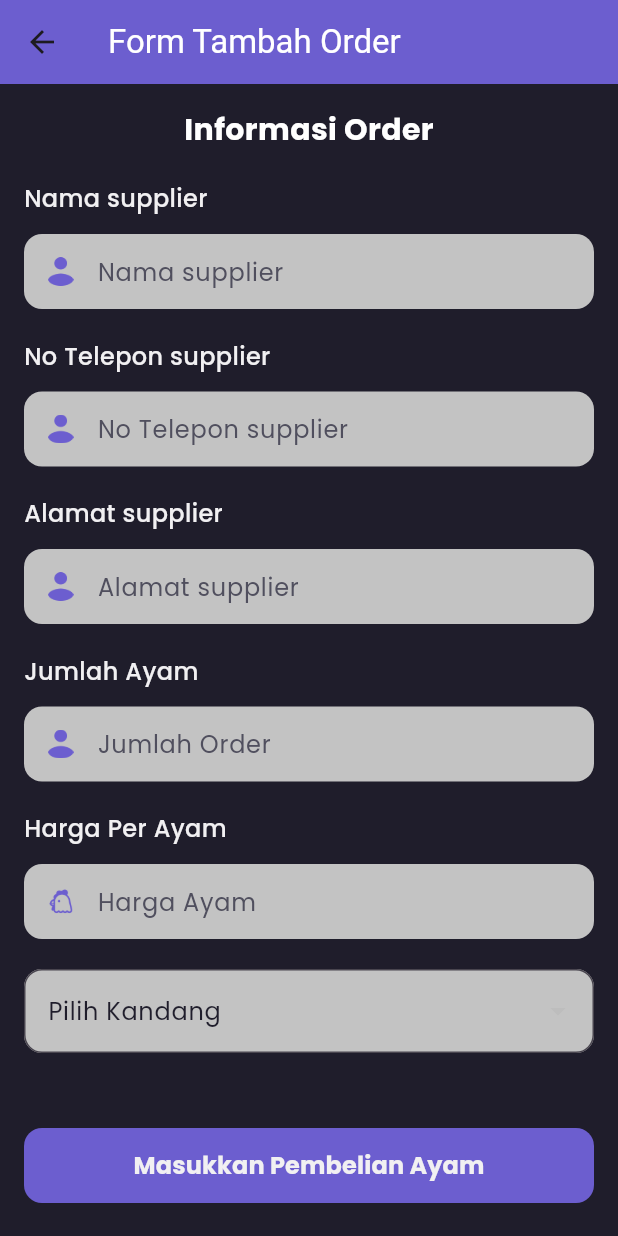
After one commit to mindraseptiawan/simandika, a Flutter app: the FormPurchasePage screen opened directly, on a phone screen of 412 x 824 dp. The commit adds this screen. Run offline on Flutter 3.47's test engine with Material 3 defaults, Android fonts, the phone set to English and light mode, and no system bars; our stand-ins replace fl_chart, get, google_fonts, image_picker; accounts and stored records are empty; network calls fail.

Commit message:
nambah form stocks

```diff
--- /dev/null
+++ b/lib/models/purchase_model.dart
@@ -0,0 +1,55 @@
+import 'package:simandika/models/supplier_model.dart';
+
+import 'package:simandika/models/transaksi_model.dart';
+
+class PurchaseModel {
+  final int id;
+  final int transactionId;
+  final int supplierId;
+  final int quantity;
+  final double pricePerUnit;
+  final double totalPrice;
+  final TransaksiModel? transaction; // Relationship with Transaction
+  final SupplierModel? supplier;
+
+  PurchaseModel({
+    required this.id,
+    required this.transactionId,
+    required this.supplierId,
+    required this.quantity,
+    required this.pricePerUnit,
+    required this.totalPrice,
+    this.transaction,
+    this.supplier,
+  });
+
+  factory PurchaseModel.fromJson(Map<String, dynamic> json) {
+    return PurchaseModel(
+      id: json['id'],
+      transactionId: json['transaction_id'],
+      supplierId: json['supplier_id'],
+      quantity: json['quantity'],
+      pricePerUnit: double.parse(json['price_per_unit'].toString()),
+      totalPrice: double.parse(json['total_price'].toString()),
+      transaction: json['transaction'] != null
+          ? TransaksiModel.fromJson(json['transaction'])
+          : null,
+      supplier: json['supplier'] != null
+          ? SupplierModel.fromJson(json['supplier'])
+          : null,
+    );
+  }
+
+  Map<String, dynamic> toJson() {
+    return {
+      'id': id,
+      'transaction_id': transactionId,
+      'supplier_id': supplierId,
+      'quantity': quantity,
+      'price_per_unit': pricePerUnit.toString(),
+      'total_price': totalPrice.toString(),
+      'transaction': transaction?.toJson(),
+      'supplier': supplier?.toJson(),
+    };
+  }
+}
--- /dev/null
+++ b/lib/models/supplier_model.dart
@@ -0,0 +1,40 @@
+class SupplierModel {
+  final int id;
+
+  final String name;
+  final String? alamat;
+  final String? phone;
+  final DateTime createdAt;
+  final DateTime updatedAt;
+
+  SupplierModel({
+    required this.id,
+    required this.name,
+    required this.alamat,
+    required this.phone,
+    required this.createdAt,
+    required this.updatedAt,
+  });
+
+  factory SupplierModel.fromJson(Map<String, dynamic> json) {
+    return SupplierModel(
+      id: json['id'],
+      name: json['name'],
+      alamat: json['alamat'],
+      phone: json['phone'],
+      createdAt: DateTime.parse(json['created_at']),
+      updatedAt: DateTime.parse(json['updated_at']),
+    );
+  }
+
+  Map<String, dynamic> toJson() {
+    return {
+      'id': id,
+      'name': name,
+      'alamat': alamat,
+      'phone': phone,
+      'created_at': createdAt.toIso8601String(),
+      'updated_at': updatedAt.toIso8601String(),
+    };
+  }
+}
--- a/lib/pages/home/kandang_page.dart
+++ b/lib/pages/home/kandang_page.dart
@@ -4,6 +4,7 @@ import 'package:provider/provider.dart';
 import 'package:simandika/models/user_model.dart';
 import 'package:simandika/pages/inventaris/detail_kandang_page.dart';
 import 'package:simandika/pages/inventaris/form_ayam_page.dart';
+import 'package:simandika/pages/keuangan/form_purchase_page.dart';
 // import 'package:simandika/pages/functional_menu.dart';
 import 'package:simandika/providers/auth_provider.dart';
 import 'package:simandika/pages/inventaris/form_kandang_page.dart';
@@ -321,7 +322,7 @@ class _KandangPageState extends State<KandangPage> {
               final result = await Navigator.push(
                 context,
                 MaterialPageRoute(
-                  builder: (context) => const FormTambahAyamPage(),
+                  builder: (context) => const FormPurchasePage(),
                 ),
               );
 
--- /dev/null
+++ b/lib/pages/keuangan/form_purchase_page.dart
@@ -0,0 +1,266 @@
+import 'package:flutter/material.dart';
+import 'package:provider/provider.dart';
+import 'package:simandika/models/kandang_model.dart';
+import 'package:simandika/models/purchase_model.dart';
+import 'package:simandika/providers/auth_provider.dart';
+import 'package:simandika/services/kandang_service.dart';
+import 'package:simandika/services/purchase_service.dart';
+import 'package:simandika/theme.dart';
+
+class FormPurchasePage extends StatefulWidget {
+  final PurchaseModel? purchase;
+  const FormPurchasePage({super.key, this.purchase});
+
+  @override
+  FormPurchasePageState createState() => FormPurchasePageState();
+}
+
+class FormPurchasePageState extends State<FormPurchasePage> {
+  late TextEditingController _supplierNameController;
+  late TextEditingController _supplierPhoneController;
+  late TextEditingController _quantityController;
+  late TextEditingController _alamatController;
+  late TextEditingController _priceController;
+  KandangModel? _selectedKandang;
+  List<KandangModel> _kandangs = [];
+  final KandangService _kandangService = KandangService();
+
+  @override
+  void initState() {
+    super.initState();
+    _loadKandangs();
+    _supplierNameController = TextEditingController();
+    _supplierPhoneController = TextEditingController();
+    _quantityController = TextEditingController();
+    _alamatController = TextEditingController();
+    _priceController = TextEditingController();
+  }
+
+  @override
+  void dispose() {
+    _supplierNameController.dispose();
+    _supplierPhoneController.dispose();
+    _quantityController.dispose();
+    _alamatController.dispose();
+    _priceController.dispose();
+    super.dispose();
+  }
+
+  Future<void> _loadKandangs() async {
+    final authProvider = Provider.of<AuthProvider>(context, listen: false);
+    final token = authProvider.user.token;
+    try {
+      final kandangs = await _kandangService.getKandangs(token!);
+      setState(() {
+        _kandangs = kandangs;
+      });
+    } catch (e) {
+      // Handle error
+      print('Failed to load kandangs: $e');
+    }
+  }
+
+  Future<void> _savePurchase() async {
+    if (_selectedKandang == null) {
+      ScaffoldMessenger.of(context).showSnackBar(
+        const SnackBar(content: Text('Pilih kandang dan masukkan jumlah ayam')),
+      );
+      return;
+    }
+    final authProvider = Provider.of<AuthProvider>(context, listen: false);
+    final token = authProvider.user.token;
+
+    final purchaseData = {
+      'supplier_name': _supplierNameController.text,
+      'supplier_phone': _supplierPhoneController.text,
+      'quantity': int.parse(_quantityController.text),
+      'alamat': _alamatController.text,
+      'price_per_unit': _priceController.text,
+      'kandang_id': _selectedKandang?.id,
+    };
+
+    try {
+      await PurchaseService().createPurchase(purchaseData, token!);
+      ScaffoldMessenger.of(context).showSnackBar(
+        const SnackBar(content: Text('Order berhasil dibuat')),
+      );
+      Navigator.pop(context, true);
+    } catch (e) {
+      debugPrint('Error: $e');
+      ScaffoldMessenger.of(context).showSnackBar(
+        const SnackBar(content: Text('Gagal mmmembuat order')),
+      );
+      Navigator.pop(context, true);
+    }
+  }
+
+  Widget _buildInputField({
+    required String label,
+    required TextEditingController controller,
+    required String hintText,
+    String? iconPath, // Make this optional
+    Icon? icon, // Make this optional
+    Color? Color, // Add this parameter
+    bool obscureText = false,
+  }) {
+    return Column(
+      crossAxisAlignment: CrossAxisAlignment.start,
+      children: [
+        Text(
+          label,
+          style: primaryTextStyle.copyWith(fontSize: 16, fontWeight: medium),
+        ),
+        const SizedBox(height: 12),
+        Container(
+          height: 50,
+          padding: const EdgeInsets.symmetric(horizontal: 16),
+          decoration: BoxDecoration(
+            color: backgroundColor22,
+            borderRadius: BorderRadius.circular(12),
+          ),
+          child: Row(
+            children: [
+              if (iconPath != null)
+                Image.asset(iconPath, width: 17, color: iconColor)
+              else if (icon != null)
+                Icon(
+                  icon.icon, // Use the icon data
+                  color: iconColor, // Apply color to icon if provided
+                ),
+              const SizedBox(width: 16),
+              Expanded(
+                child: TextFormField(
+                  controller: controller,
+                  obscureText: obscureText,
+                  style: inputTextStyle,
+                  decoration: InputDecoration(
+                    hintText: hintText,
+                    hintStyle: subtitleTextStyle,
+                    border: InputBorder.none,
+                  ),
+                ),
+              ),
+            ],
+          ),
+        ),
+      ],
+    );
+  }
+
+  @override
+  Widget build(BuildContext context) {
+    return Scaffold(
+      backgroundColor: backgroundColor1,
+      appBar: AppBar(
+        title: const Text('Form Tambah Order',
+            style: TextStyle(color: Colors.white)),
+        backgroundColor: primaryColor,
+      ),
+      body: SafeArea(
+        child: SingleChildScrollView(
+          child: Padding(
+            padding: const EdgeInsets.all(16.0),
+            child: Column(
+              crossAxisAlignment: CrossAxisAlignment.start,
+              children: [
+                Center(
+                  child: Text(
+                    'Informasi Order',
+                    style: primaryTextStyle.copyWith(
+                      fontSize: 20,
+                      color: Colors.white,
+                      fontWeight: FontWeight.bold,
+                    ),
+                  ),
+                ),
+                const SizedBox(height: 20),
+                _buildInputField(
+                  label: 'Nama supplier',
+                  controller: _supplierNameController,
+                  hintText: 'Nama supplier',
+                  iconPath: 'assets/icon_name.png',
+                ),
+                const SizedBox(height: 20),
+                _buildInputField(
+                  label: 'No Telepon supplier',
+                  controller: _supplierPhoneController,
+                  hintText: 'No Telepon supplier',
+                  iconPath: 'assets/icon_name.png',
+                ),
+                const SizedBox(height: 20),
+                _buildInputField(
+                  label: 'Alamat supplier',
+                  controller: _alamatController,
+                  hintText: 'Alamat supplier',
+                  iconPath: 'assets/icon_name.png',
+                ),
+                const SizedBox(height: 20),
+                _buildInputField(
+                  label: 'Jumlah Ayam',
+                  controller: _quantityController,
+                  hintText: 'Jumlah Order',
+                  iconPath: 'assets/icon_name.png',
+                ),
+                const SizedBox(height: 20),
+                _buildInputField(
+                  label: 'Harga Per Ayam',
+                  controller: _priceController,
+                  hintText: 'Harga Ayam',
+                  iconPath: 'assets/ayama.png',
+                ),
+                const SizedBox(height: 20),
+                DropdownButtonFormField<KandangModel>(
+                  decoration: InputDecoration(
+                    labelText: 'Pilih Kandang',
+                    labelStyle: inputTextStyle,
+                    filled: true,
+                    fillColor: backgroundColor22,
+                    border: OutlineInputBorder(
+                      borderRadius: BorderRadius.circular(12),
+                    ),
+                  ),
+                  value: _selectedKandang,
+                  items: _kandangs
+                      .where((kandang) => kandang.status == true)
+                      .map((KandangModel kandang) {
+                    return DropdownMenuItem<KandangModel>(
+                      value: kandang,
+                      child: Text(
+                        '${kandang.namaKandang} (${kandang.jumlahReal}/${kandang.kapasitas})',
+                        style: inputTextStyle,
+                      ),
+                    );
+                  }).toList(),
+                  onChanged: (KandangModel? newValue) {
+                    setState(() {
+                      _selectedKandang = newValue;
+                    });
+                  },
+                ),
+                const SizedBox(height: 50),
+                SizedBox(
+                  height: 50,
+                  width: double.infinity,
+                  child: TextButton(
+                    onPressed: _savePurchase,
+                    style: TextButton.styleFrom(
+                      backgroundColor: primaryColor,
+                      shape: RoundedRectangleBorder(
+                        borderRadius: BorderRadius.circular(12),
+                      ),
+                    ),
+                    child: Text(
+                      'Masukkan Pembelian Ayam',
+                      style: primaryTextStyle.copyWith(
+                          fontSize: 16, fontWeight: bold),
+                    ),
+                  ),
+                ),
+              ],
+            ),
+          ),
+        ),
+      ),
+    );
+  }
+}
```
Also changed, not shown: lib/services/purchase_service.dart (added, +117 -0 lines), lib/services/stock_service.dart (added, +117 -0 lines).
